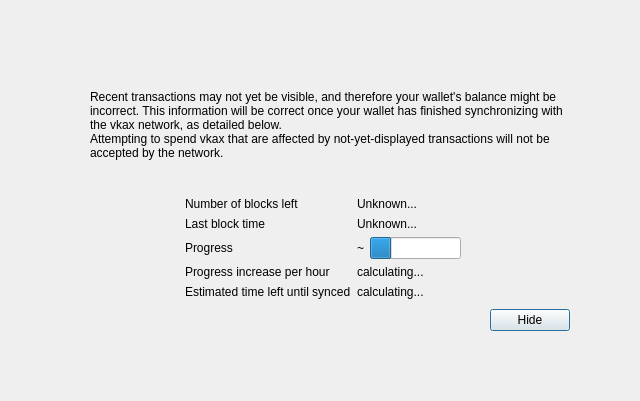
vkaxproject/vkax, file src/qt/forms/modaloverlay.ui: the form before one commit.
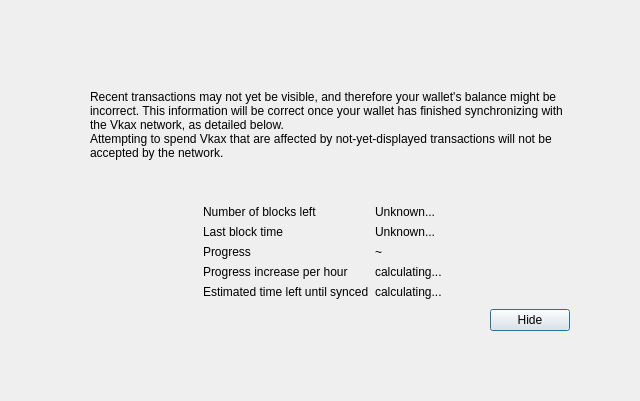
The form after the commit. Custom widgets are drawn as their Qt base class.

Patch:
```diff
--- a/src/qt/forms/modaloverlay.ui
+++ b/src/qt/forms/modaloverlay.ui
@@ -1,7 +1,7 @@
 <?xml version="1.0" encoding="UTF-8"?>
 <ui version="4.0">
  <class>ModalOverlay</class>
- <widget class="ModalOverlay" name="ModalOverlay">
+ <widget class="QWidget" name="ModalOverlay">
   <property name="geometry">
    <rect>
     <x>0</x>
@@ -111,7 +111,7 @@
              <item>
               <widget class="QLabel" name="infoText">
                <property name="text">
-                <string>Recent transactions may not yet be visible, and therefore your wallet's balance might be incorrect. This information will be correct once your wallet has finished synchronizing with the vkax network, as detailed below.</string>
+                <string>Recent transactions may not yet be visible, and therefore your wallet's balance might be incorrect. This information will be correct once your wallet has finished synchronizing with the Vkax network, as detailed below.</string>
                </property>
                <property name="textFormat">
                 <enum>Qt::RichText</enum>
@@ -124,7 +124,7 @@
              <item>
               <widget class="QLabel" name="infoTextStrong">
                <property name="text">
-                <string>Attempting to spend vkax that are affected by not-yet-displayed transactions will not be accepted by the network.</string>
+                <string>Attempting to spend Vkax that are affected by not-yet-displayed transactions will not be accepted by the network.</string>
                </property>
                <property name="textFormat">
                 <enum>Qt::RichText</enum>
@@ -231,16 +231,6 @@
                </property>
               </widget>
              </item>
-             <item>
-              <widget class="QProgressBar" name="progressBar">
-               <property name="value">
-                <number>24</number>
-               </property>
-               <property name="format">
-                <string/>
-               </property>
-              </widget>
-             </item>
             </layout>
            </item>
            <item row="4" column="0">
@@ -299,6 +289,9 @@
              <property name="text">
               <string>Hide</string>
              </property>
+             <property name="shortcut">
+              <string notr="true">Esc</string>
+             </property>
              <property name="focusPolicy">
               <enum>Qt::StrongFocus</enum>
              </property>
@@ -334,14 +327,6 @@
    </item>
   </layout>
  </widget>
- <customwidgets>
-  <customwidget>
-   <class>ModalOverlay</class>
-   <extends>QWidget</extends>
-   <header>qt/modaloverlay.h</header>
-   <container>1</container>
-  </customwidget>
- </customwidgets>
  <resources/>
  <connections/>
 </ui>
```
